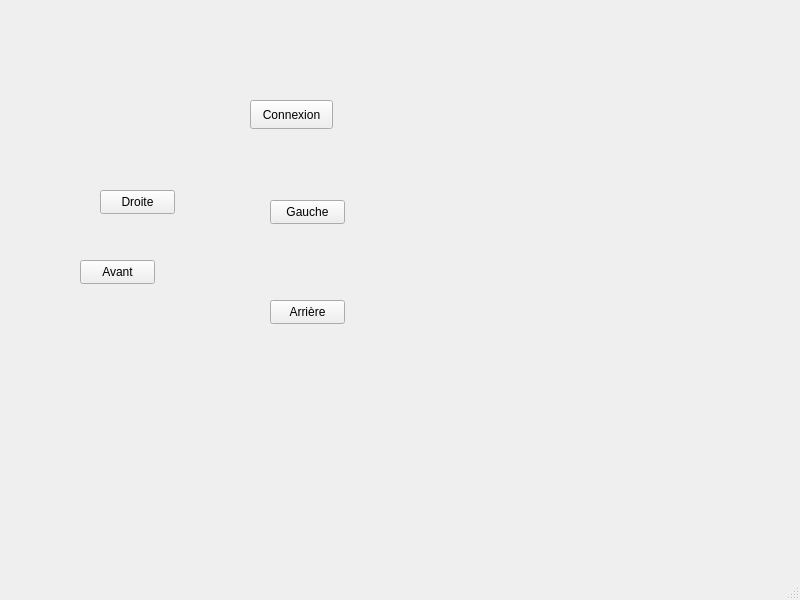
Old version of the form mainwindow.ui in the repository Quentin-Filleule/Wifi-Bot.
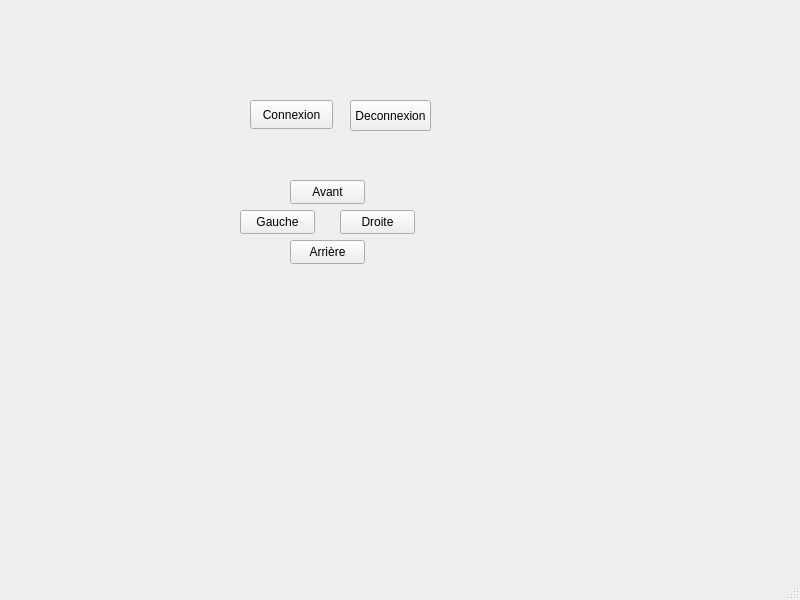
New version of the form.

```diff
--- a/mainwindow.ui
+++ b/mainwindow.ui
@@ -30,8 +30,8 @@
    <widget class="QPushButton" name="pushButton_2">
     <property name="geometry">
      <rect>
-      <x>270</x>
-      <y>200</y>
+      <x>240</x>
+      <y>210</y>
       <width>75</width>
       <height>24</height>
      </rect>
@@ -43,8 +43,8 @@
    <widget class="QPushButton" name="pushButton_3">
     <property name="geometry">
      <rect>
-      <x>100</x>
-      <y>190</y>
+      <x>340</x>
+      <y>210</y>
       <width>75</width>
       <height>24</height>
      </rect>
@@ -56,8 +56,8 @@
    <widget class="QPushButton" name="pushButton_4">
     <property name="geometry">
      <rect>
-      <x>80</x>
-      <y>260</y>
+      <x>290</x>
+      <y>180</y>
       <width>75</width>
       <height>24</height>
      </rect>
@@ -69,14 +69,33 @@
    <widget class="QPushButton" name="pushButton_5">
     <property name="geometry">
      <rect>
-      <x>270</x>
-      <y>300</y>
+      <x>290</x>
+      <y>240</y>
       <width>75</width>
       <height>24</height>
      </rect>
     </property>
     <property name="text">
      <string>Arrière</string>
+    </property>
+    <property name="shortcut">
+     <string>S</string>
+    </property>
+   </widget>
+   <widget class="QPushButton" name="pushButton_6">
+    <property name="geometry">
+     <rect>
+      <x>350</x>
+      <y>100</y>
+      <width>81</width>
+      <height>31</height>
+     </rect>
+    </property>
+    <property name="text">
+     <string>Deconnexion</string>
+    </property>
+    <property name="checkable">
+     <bool>false</bool>
     </property>
    </widget>
   </widget>
```
Left out of the diff: 9 changed lines with no effect on the pictures.
